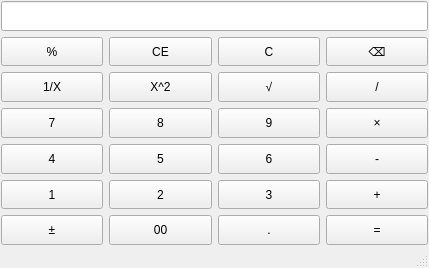
First picture: the form in mainwindow.ui, repository yuancong2/New-Lab1, before the edit.
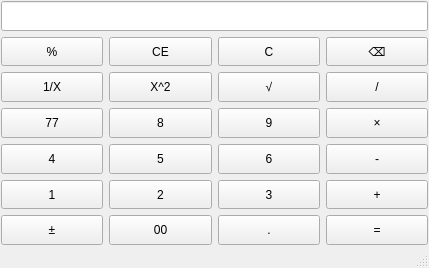
Second picture: the form after the edit.

Diff of the .ui file:
```diff
--- a/mainwindow.ui
+++ b/mainwindow.ui
@@ -207,7 +207,7 @@
          </sizepolicy>
         </property>
         <property name="text">
-         <string>7</string>
+         <string>77</string>
         </property>
        </widget>
       </item>
```
